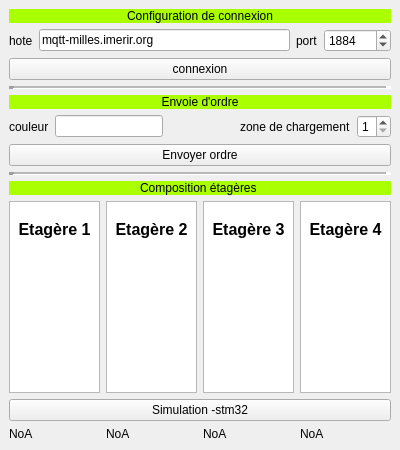
Before: the Qt Designer form pc/qt/IHM/client.ui in lcrouzil/robot_logistique, drawn with Qt 5.
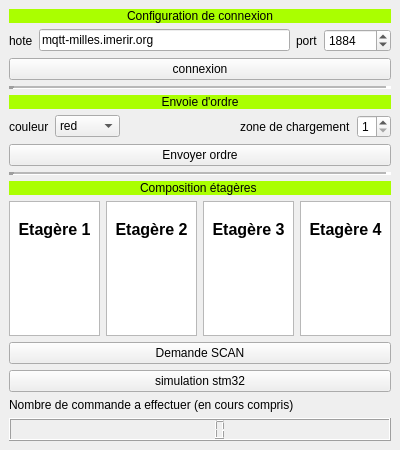
After: the same form once the commit is applied.

Commit message: amélioration algo, securité bouton, IHM

```diff
--- a/pc/qt/IHM/client.ui
+++ b/pc/qt/IHM/client.ui
@@ -125,7 +125,28 @@
          </widget>
         </item>
         <item>
-         <widget class="QLineEdit" name="le_couleur"/>
+         <widget class="QComboBox" name="cb_color">
+          <item>
+           <property name="text">
+            <string>red</string>
+           </property>
+          </item>
+          <item>
+           <property name="text">
+            <string>green</string>
+           </property>
+          </item>
+          <item>
+           <property name="text">
+            <string>blue</string>
+           </property>
+          </item>
+          <item>
+           <property name="text">
+            <string>yellow</string>
+           </property>
+          </item>
+         </widget>
         </item>
         <item>
          <spacer name="horizontalSpacer">
@@ -270,41 +291,29 @@
       <item>
        <widget class="QPushButton" name="pushButton">
         <property name="text">
-         <string>Simulation -stm32</string>
+         <string>Demande SCAN</string>
         </property>
        </widget>
       </item>
       <item>
-       <layout class="QHBoxLayout" name="horizontalLayout_6">
-        <item>
-         <widget class="QLabel" name="label_3">
-          <property name="text">
-           <string>NoA</string>
-          </property>
-         </widget>
-        </item>
-        <item>
-         <widget class="QLabel" name="label_4">
-          <property name="text">
-           <string>NoA</string>
-          </property>
-         </widget>
-        </item>
-        <item>
-         <widget class="QLabel" name="label_7">
-          <property name="text">
-           <string>NoA</string>
-          </property>
-         </widget>
-        </item>
-        <item>
-         <widget class="QLabel" name="label_8">
-          <property name="text">
-           <string>NoA</string>
-          </property>
-         </widget>
-        </item>
-       </layout>
+       <layout class="QHBoxLayout" name="horizontalLayout_6"/>
+      </item>
+      <item>
+       <widget class="QPushButton" name="pushButton_2">
+        <property name="text">
+         <string>simulation stm32</string>
+        </property>
+       </widget>
+      </item>
+      <item>
+       <widget class="QLabel" name="label_3">
+        <property name="text">
+         <string>Nombre de commande a effectuer (en cours compris)</string>
+        </property>
+       </widget>
+      </item>
+      <item>
+       <widget class="QLCDNumber" name="lcdNumber"/>
       </item>
      </layout>
     </item>
```
The commit also changes 2 other files.
